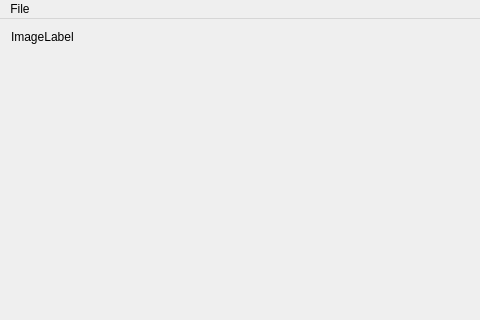
First picture: the form in mainwindow.ui, repository mattvenn/spiraliser, before the edit; both pictures show x 0 to 480 and y 0 to 320 of the 808 by 659 pixel window.
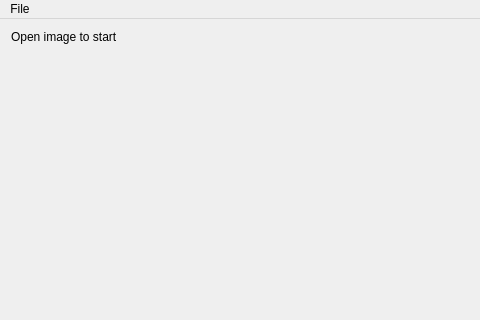
Second picture: the form after the edit.

```diff
--- a/mainwindow.ui
+++ b/mainwindow.ui
@@ -106,7 +106,7 @@
        </sizepolicy>
       </property>
       <property name="text">
-       <string>ImageLabel</string>
+       <string>Open image to start</string>
       </property>
       <property name="alignment">
        <set>Qt::AlignLeading|Qt::AlignLeft|Qt::AlignTop</set>
```
Left out of the diff: 1 changed line with no effect on the pictures.
